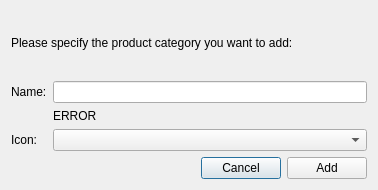
This is admin/ui/addproductcategorydialog.ui in Mateus224/rotable as Qt 5 draws it before an edit. The edited form follows.
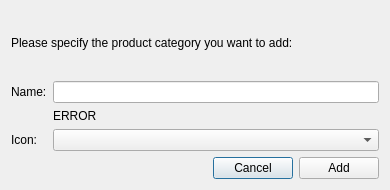
This is the edited form. Icons and pictures are not drawn.

Commit message: Add focus on button, Close #6

Patch:
```diff
--- a/admin/ui/addproductcategorydialog.ui
+++ b/admin/ui/addproductcategorydialog.ui
@@ -6,7 +6,7 @@
    <rect>
     <x>0</x>
     <y>0</y>
-    <width>378</width>
+    <width>390</width>
     <height>190</height>
    </rect>
   </property>
```
Left out of the diff: 19 changed lines with no effect on the pictures. The commit also changes 1 other file.
